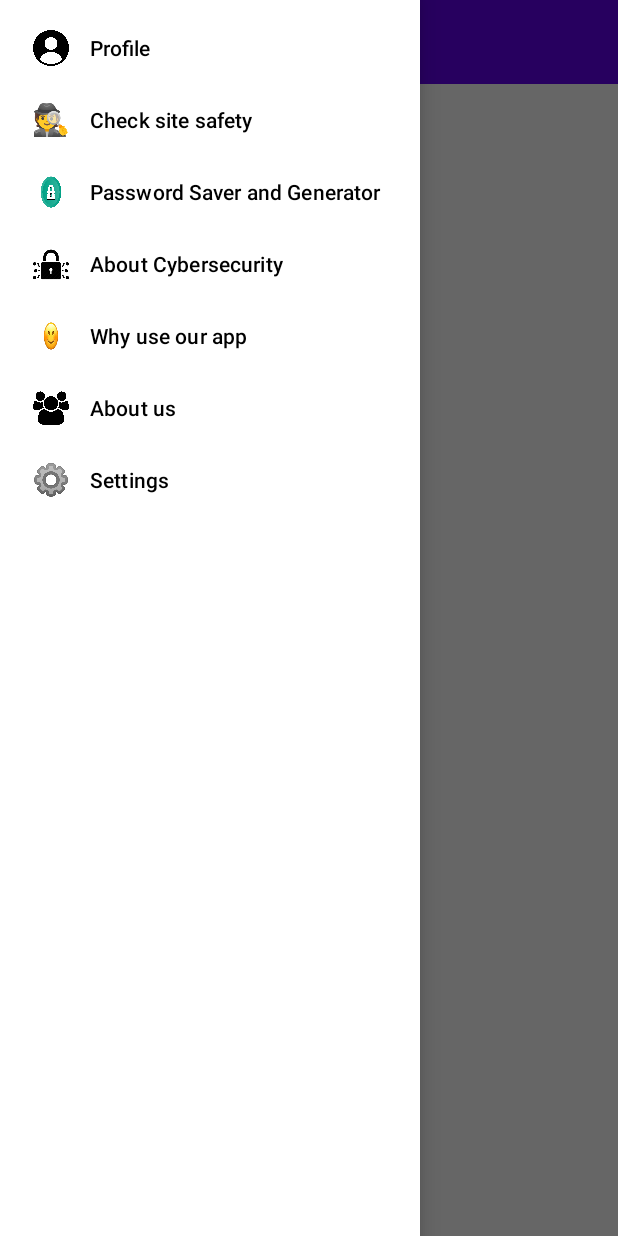
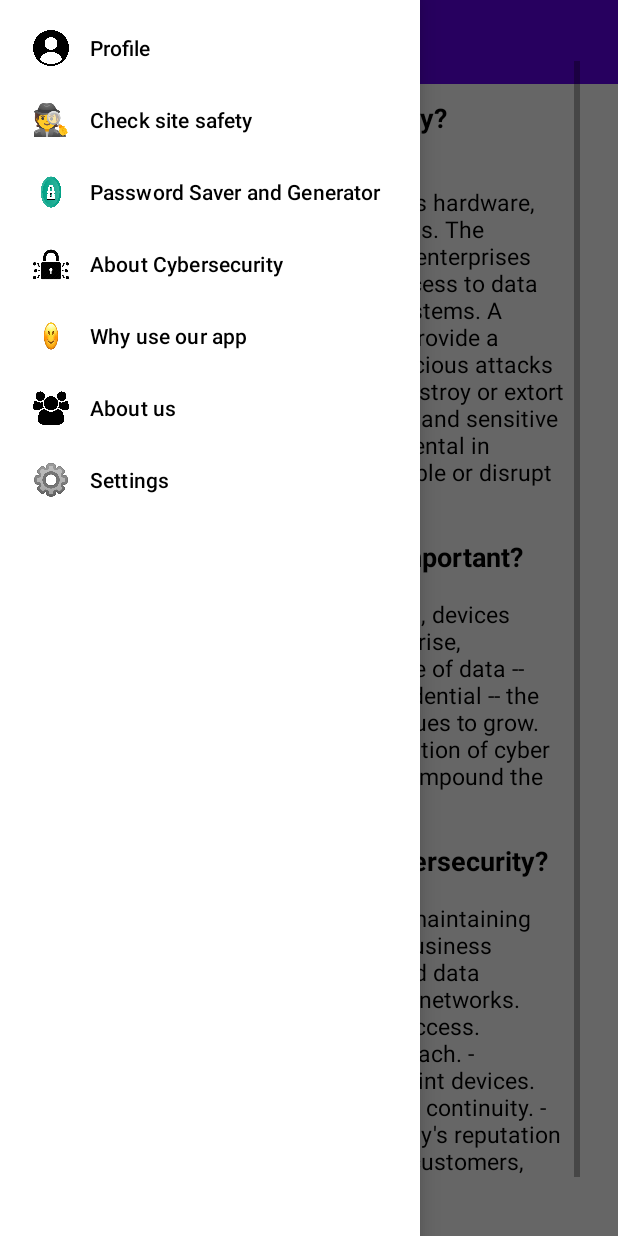
Before and after one commit to Paco2006/HackTues9, an Android app: the screen it shows after launch (MainActivity), with the side drawer open, on a phone screen of 412 x 824 dp. Run offline under Robolectric (Android 15) with nearby library versions, the phone set to English and light mode, and no system bars.

Commit message:
menu+main activity+sub

```diff
--- a/app/src/main/res/layout/activity_main.xml
+++ b/app/src/main/res/layout/activity_main.xml
@@ -42,6 +42,14 @@
 
         </LinearLayout>
 
+        <androidx.fragment.app.FragmentContainerView
+            android:id="@+id/fragment_container_view"
+            android:layout_width="match_parent"
+            android:layout_height="match_parent"
+            android:name="janes.romanes.hacktuesapp.AboutCyberSecFrag"
+            android:tag="my_tag">
+        </androidx.fragment.app.FragmentContainerView>
+
     </androidx.constraintlayout.widget.ConstraintLayout>
 
     <com.google.android.material.navigation.NavigationView
--- a/app/src/main/res/menu/navigation_menu.xml
+++ b/app/src/main/res/menu/navigation_menu.xml
@@ -1,39 +1,54 @@
 <?xml version="1.0" encoding="utf-8"?>
-<menu xmlns:android="http://schemas.android.com/apk/res/android">
+<menu xmlns:android="http://schemas.android.com/apk/res/android"
+    xmlns:app="http://schemas.android.com/apk/res-auto">
 
     <item
         android:id="@+id/menuProfile"
         android:icon="@drawable/profilepic"
-        android:title="Profile" />
+        android:orderInCategory="100"
+        android:title="Profile"
+        app:showAsAction="never"/>
 
     <item
         android:id="@+id/menuCheck_Site_Safety"
         android:icon="@drawable/safesite"
-        android:title="Check site safety"/>
+        android:orderInCategory="100"
+        android:title="Check site safety"
+        app:showAsAction="never"/>
 
     <item
         android:id="@+id/menuPassword_Saver_Generator"
         android:icon="@drawable/passwords"
-        android:title="Password Saver and Generator"/>
+        android:orderInCategory="100"
+        android:title="Password Saver and Generator"
+        app:showAsAction="never"/>
 
     <item
         android:id="@+id/menuAbout_Cyber_Sec"
         android:icon="@drawable/cybersec"
-        android:title="About Cybersecurity"/>
+        android:orderInCategory="100"
+        android:title="About Cybersecurity"
+        app:showAsAction="never"/>
 
     <item
         android:id="@+id/menuWhy_Use_Our_App"
         android:icon="@drawable/whyus"
-        android:title="Why use our app"/>
+        android:orderInCategory="100"
+        android:title="Why use our app"
+        app:showAsAction="never"/>
 
     <item
         android:id="@+id/menuAbout_Us"
         android:icon="@drawable/weare"
-        android:title="About us"/>
+        android:orderInCategory="100"
+        android:title="About us"
+        app:showAsAction="never"/>
 
     <item
         android:id="@+id/menuSettings"
         android:icon="@drawable/settings"
-        android:title="Settings"/>
+        android:orderInCategory="100"
+        android:title="Settings"
+        app:showAsAction="never"/>
 
 </menu>
```
Also changed, not shown: app/src/main/java/janes/romanes/hacktuesapp/CheckSiteSec.java (+56 -6 lines).
